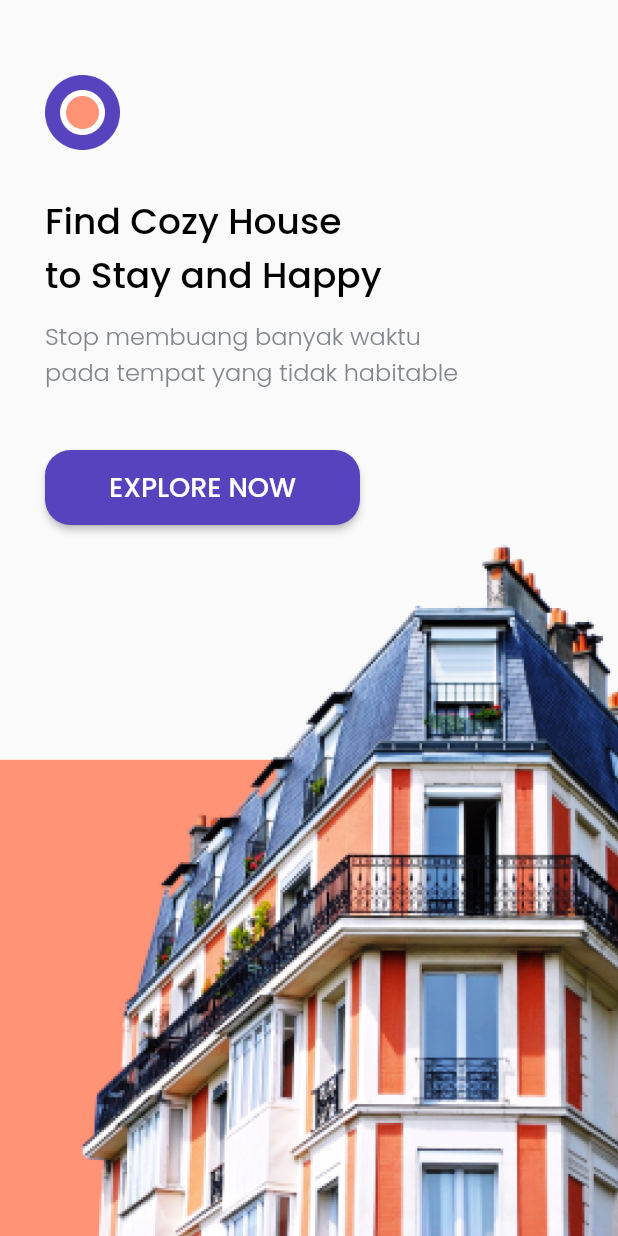
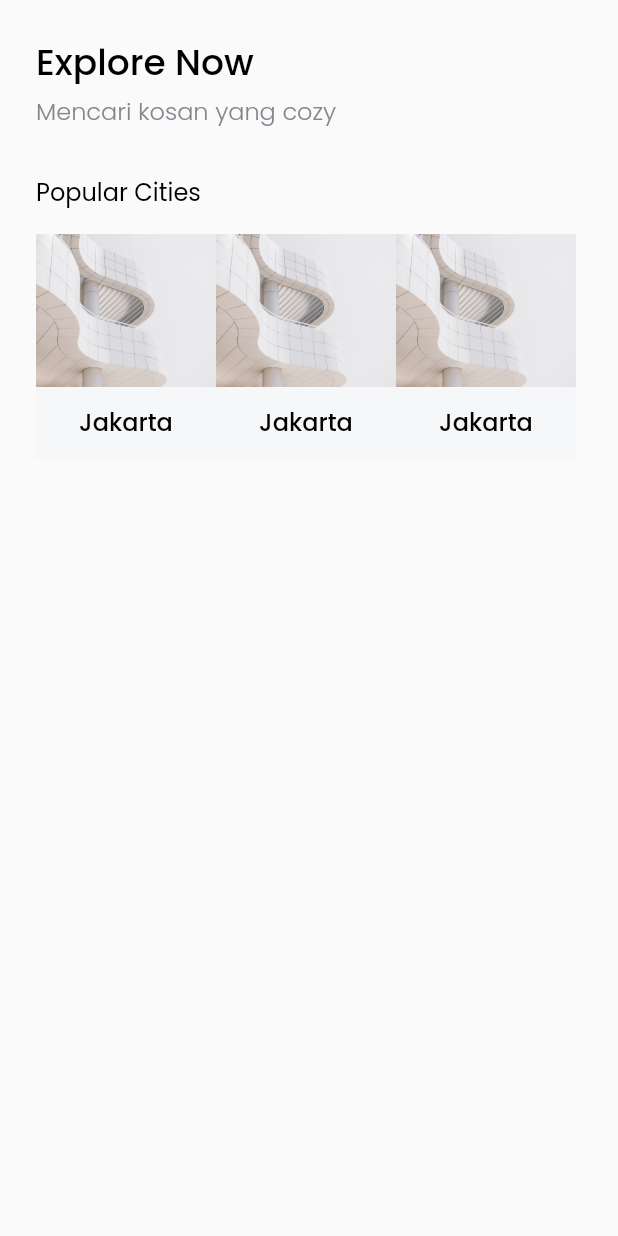
Before and after one commit to kevinrisqi/flutter-find-house, a Flutter app: the screen it shows after launch, after a tap on "EXPLORE NOW", on a phone screen of 412 x 824 dp. Run offline on Flutter 3.47's test engine with Material 2 defaults, Android fonts, the phone set to English and light mode, and no system bars; our stand-ins replace google_fonts.

Commit message:
Create city_card in Home Page

```diff
--- /dev/null
+++ b/lib/pages/home_page.dart
@@ -0,0 +1,61 @@
+import 'package:flutter/material.dart';
+import 'package:flutter_find_house/themes.dart';
+import 'package:flutter_find_house/widgets/city_card.dart';
+
+class HomePage extends StatelessWidget {
+  const HomePage({Key? key}) : super(key: key);
+
+  @override
+  Widget build(BuildContext context) {
+    return Scaffold(
+      body: SafeArea(
+        child: Padding(
+          padding: EdgeInsets.symmetric(
+            vertical: defaultMargin,
+            horizontal: defaultMargin,
+          ),
+          child: ListView(
+            children: [
+              Text(
+                'Explore Now',
+                style: blackTextStyle.copyWith(
+                  fontSize: 24,
+                ),
+              ),
+              SizedBox(
+                height: 2,
+              ),
+              Text(
+                'Mencari kosan yang cozy',
+                style: greyTextStyle.copyWith(
+                  fontSize: 16,
+                ),
+              ),
+              SizedBox(
+                height: 30,
+              ),
+              Text(
+                'Popular Cities',
+                style: regularTextStyle.copyWith(
+                  fontSize: 16,
+                ),
+              ),
+              SizedBox(height: 16,),
+              Container(
+                height: 150,
+                child: ListView(
+                  scrollDirection: Axis.horizontal,
+                  children: [
+                    CityCard(),
+                    CityCard(),
+                    CityCard(),
+                  ],
+                ),
+              )
+            ],
+          ),
+        ),
+      ),
+    );
+  }
+}
--- a/lib/pages/splash_page.dart
+++ b/lib/pages/splash_page.dart
@@ -1,4 +1,5 @@
 import 'package:flutter/material.dart';
+import 'package:flutter_find_house/pages/home_page.dart';
 import 'package:flutter_find_house/themes.dart';
 
 class SplashPage extends StatelessWidget {
@@ -57,7 +58,14 @@ class SplashPage extends StatelessWidget {
                           shape: RoundedRectangleBorder(
                             borderRadius: BorderRadius.circular(17),
                           )),
-                      onPressed: () {},
+                      onPressed: () {
+                        Navigator.push(
+                          context,
+                          MaterialPageRoute(
+                            builder: (context) => HomePage(),
+                          ),
+                        );
+                      },
                       child: Text(
                         'EXPLORE NOW',
                         style: whiteTextStyle.copyWith(
--- a/lib/themes.dart
+++ b/lib/themes.dart
@@ -6,6 +6,9 @@ Color whiteColor = Color(0xffFFFFFF);
 Color blackColor = Color(0xff000000);
 Color orangeColor = Color(0xffFF9376);
 Color greyColor = Color(0xff82868E);
+Color secondaryGreyColor = Color(0xffF6F7F8);
+
+double defaultMargin = 24.0;
 
 TextStyle blackTextStyle = GoogleFonts.poppins(
   fontWeight: FontWeight.w500,
@@ -26,3 +29,8 @@ TextStyle purpleTextStyle = GoogleFonts.poppins(
   fontWeight: FontWeight.w500,
   color: purpleColor,
 );
+
+TextStyle regularTextStyle = GoogleFonts.poppins(
+  fontWeight: FontWeight.w400,
+  color: blackColor,
+);
--- /dev/null
+++ b/lib/widgets/city_card.dart
@@ -0,0 +1,34 @@
+import 'package:flutter/material.dart';
+import 'package:flutter_find_house/themes.dart';
+
+class CityCard extends StatelessWidget {
+  const CityCard({Key? key}) : super(key: key);
+
+  @override
+  Widget build(BuildContext context) {
+    return Container(
+      width: 120,
+      height: 150,
+      color: secondaryGreyColor,
+      child: Column(
+        children: [
+          Image.asset(
+            'assets/image_city1.png',
+            width: 120,
+            height: 102,
+            fit: BoxFit.cover,
+          ),
+          SizedBox(
+            height: 11,
+          ),
+          Text(
+            'Jakarta',
+            style: blackTextStyle.copyWith(
+              fontSize: 16,
+            ),
+          )
+        ],
+      ),
+    );
+  }
+}
```
